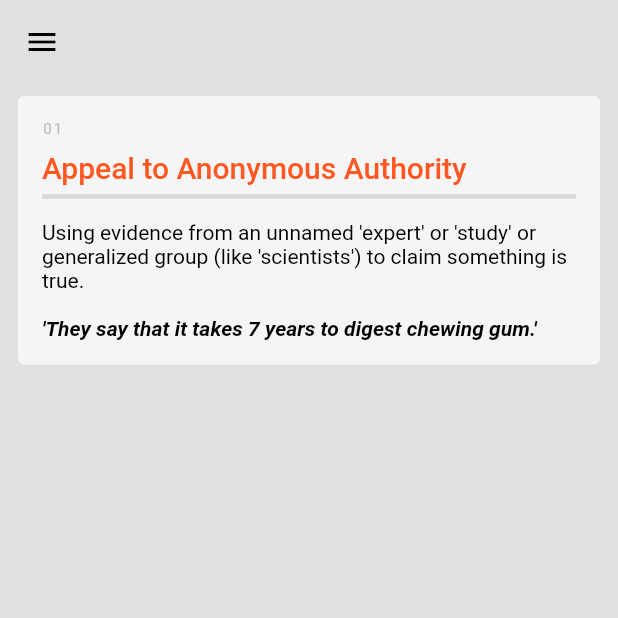
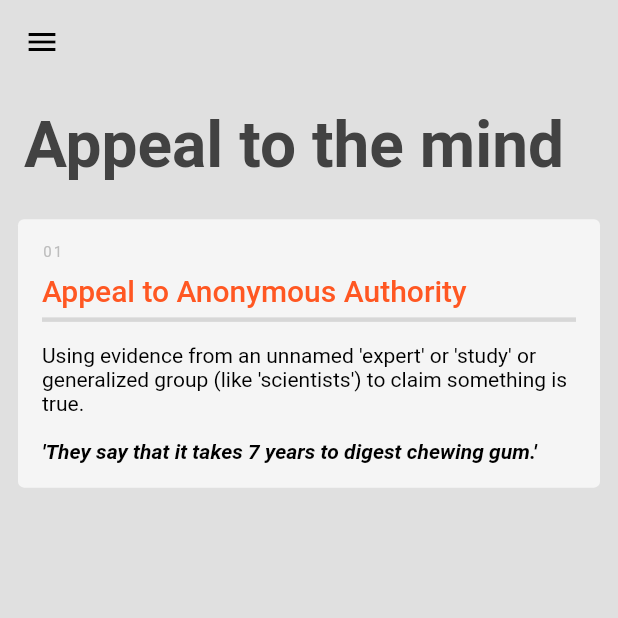
Before and after one commit to LukeStonehm/LogicalDefence, a Flutter app: the screen it shows after launch, on a phone screen of 412 x 824 dp, the top half of it. Run offline on Flutter 3.47's test engine with Material 2 defaults, Android fonts, the phone set to English and light mode, and no system bars; our stand-ins replace get.

Commit message:
* setup title for category

```diff
--- a/lib/main.dart
+++ b/lib/main.dart
@@ -52,6 +52,8 @@ class MyApp extends StatelessWidget {
               backgroundColor: Colors.grey.shade300,
               iconTheme: const IconThemeData().copyWith(color: Colors.black)),
           textTheme: const TextTheme().copyWith(
+              headlineLarge: const TextStyle().copyWith(
+                  color: Colors.grey.shade800, fontWeight: FontWeight.bold),
               titleLarge: const TextStyle()
                   .copyWith(fontSize: 20, color: Colors.deepOrange),
               labelSmall:
--- a/lib/pages/home.page.dart
+++ b/lib/pages/home.page.dart
@@ -19,14 +19,24 @@ Using evidence from an unnamed 'expert' or 'study' or generalized group (like 's
 
 Shared From Logical Defence Application
          */
-        children: const [
-          FallacyCard(
+        children: [
+          Padding(
+            padding: const EdgeInsets.all(16.0).copyWith(right: 36),
+            child: FittedBox(
+              fit: BoxFit.fitWidth,
+              child: Text(
+                'Appeal to the mind',
+                style: Theme.of(context).textTheme.headlineLarge,
+              ),
+            ),
+          ),
+          const FallacyCard(
               header: 'Appeal to Anonymous Authority',
               body:
                   "Using evidence from an unnamed 'expert' or 'study' or generalized group (like 'scientists') to claim something is true.",
               example:
                   "'They say that it takes 7 years to digest chewing gum.'",
-          number: "01"),
+              number: "01"),
         ],
       ),
     );
```
